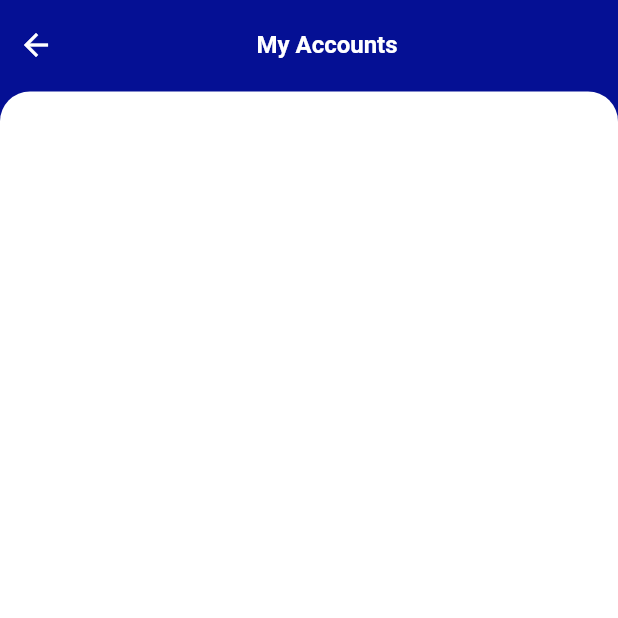
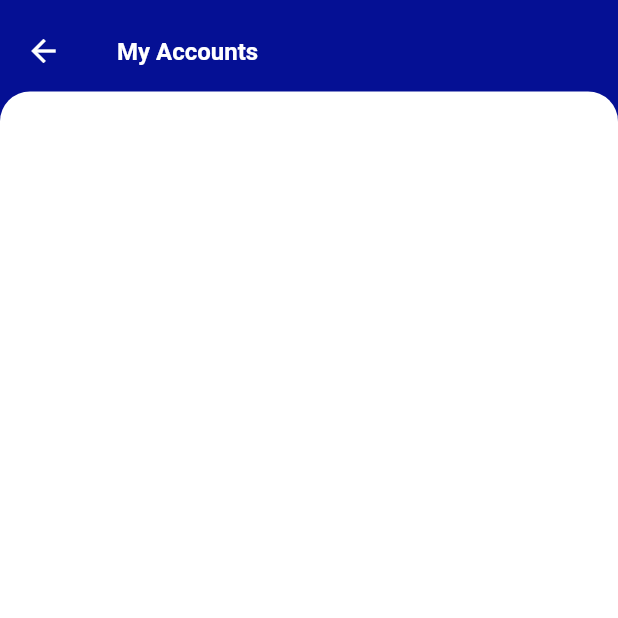
Before and after one commit to bilal010/dacx_wallet_layouts, a Flutter app: the MainLayoutScreen screen opened directly, on a phone screen of 412 x 824 dp, the top half of it. Run offline on Flutter 3.47's test engine with Material 2 defaults, Android fonts, the light colour scheme and no system bars.

Commit message:
layout needs bit work 1.0 fixed

```diff
--- a/lib/main_layout_screen/main_layout_screen.dart
+++ b/lib/main_layout_screen/main_layout_screen.dart
@@ -13,7 +13,7 @@ class MainLayoutScreen extends StatelessWidget {
               top: 0,
               left: 0,
               right: 0,
-              child: Container(
+              /*child: Container(
                 height: 100,
                 width: double.infinity,
                 color: const Color(0xff051094),
@@ -38,6 +38,31 @@ class MainLayoutScreen extends StatelessWidget {
                     const Icon(Icons.abc, color: Colors.transparent,)
                   ],
                 ),
+              ),*/
+              child: Container(
+                padding: const EdgeInsets.only(top: 10.0, bottom: 10.0, left: 5.0),
+                height: 100,
+                width: double.infinity,
+                color: const Color(0xff051094),
+                child: Row(
+                  //mainAxisAlignment: MainAxisAlignment.spaceBetween,
+                  crossAxisAlignment: CrossAxisAlignment.start,
+                  children: [
+                    IconButton(
+                      onPressed: () {},
+                      icon: const Icon(Icons.arrow_back_outlined, color: Colors.white,),
+                    ),
+                    const SizedBox(width: 25.0),
+                    const Padding(
+                      padding: EdgeInsets.symmetric(vertical: 15.0),
+                      child: Text(
+                        'My Accounts',
+                        style: TextStyle(fontSize: 16.0, color: Colors.white, fontWeight: FontWeight.w600),
+                      ),
+                    ),
+                    //const Icon(Icons.abc, color: Colors.transparent,)
+                  ],
+                ),
               ),
             ),
             Positioned.fill(
```
